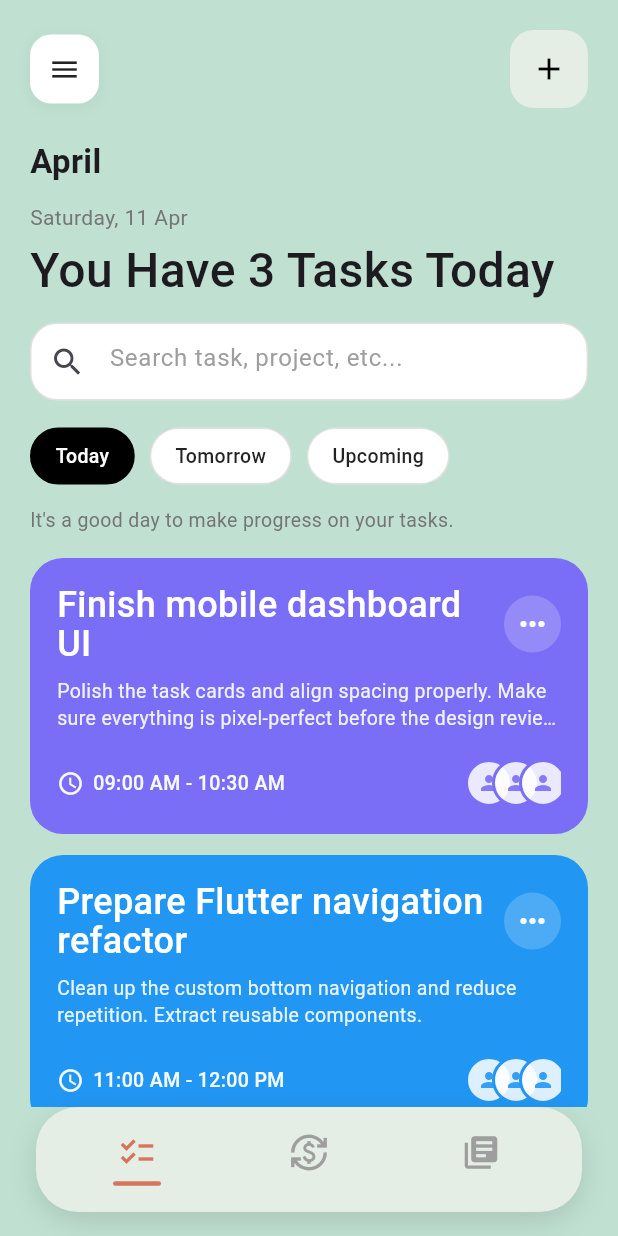
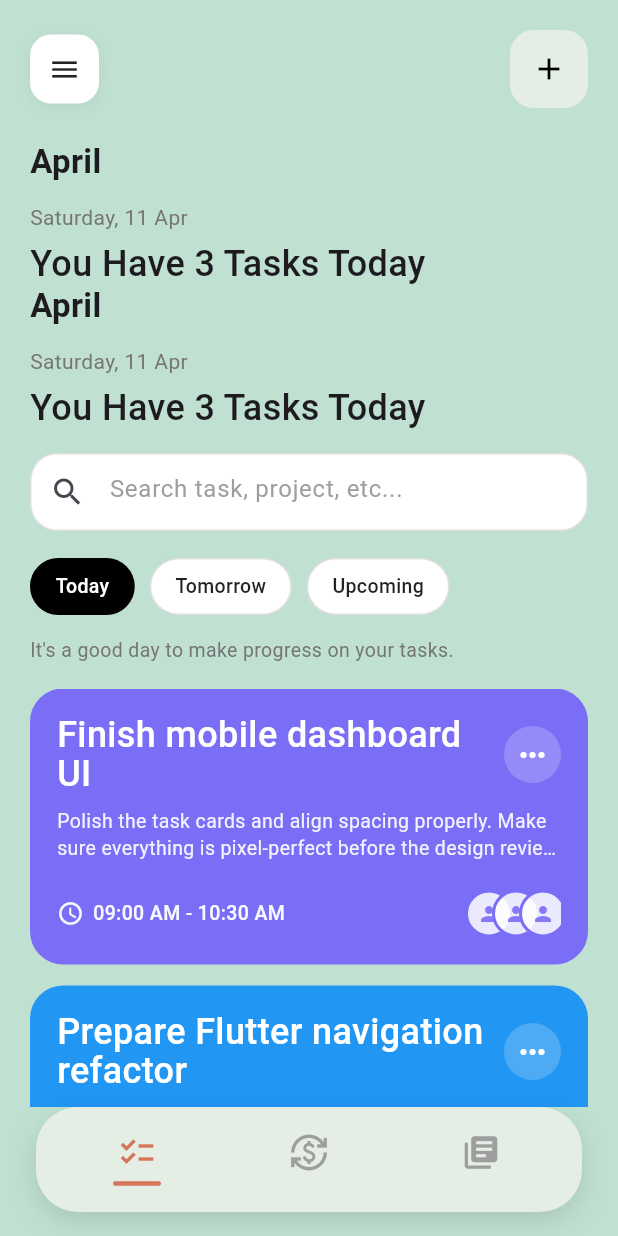
Before and after one commit to 10-menachi/stage_0_mobile, a Flutter app: the screen it shows after launch, on a phone screen of 412 x 824 dp. Run offline on Flutter 3.47's test engine with Material 3 defaults, Android fonts, the phone set to English and light mode, and no system bars.

Commit message:
Separate Widgets Further

```diff
--- a/lib/src/screens/todo_list_screen.dart
+++ b/lib/src/screens/todo_list_screen.dart
@@ -1,11 +1,12 @@
 import 'package:flutter/material.dart';
-import 'package:intl/intl.dart';
 import 'package:stage_0_mobile/src/theme.dart';
 import 'package:stage_0_mobile/src/utils/constants.dart';
 import 'package:stage_0_mobile/src/widgets/modals/todos/create_todo_modal/create_todo_modal.dart';
 import 'package:stage_0_mobile/src/widgets/modals/todos/task_detail_modal/task_detail_modal.dart';
+import 'package:stage_0_mobile/src/widgets/navigation/app_bar/custom_app_bar.dart';
 import 'package:stage_0_mobile/src/widgets/navigation/custom_drawer/custom_drawer.dart';
-import 'package:stage_0_mobile/src/widgets/todos/todo_card.dart';
+import 'package:stage_0_mobile/src/widgets/todos/task_list.dart';
+import 'package:stage_0_mobile/src/widgets/todos/todos_page_header.dart';
 
 class TodoListScreen extends StatefulWidget {
   const TodoListScreen({super.key});
@@ -44,12 +45,12 @@ class _TodoListScreenState extends State<TodoListScreen> {
     );
   }
 
+  void _updateFilterIndex(int index) {
+    setState(() => selectedFilterIndex = index);
+  }
+
   @override
   Widget build(BuildContext context) {
-    final String formattedDate = DateFormat(
-      'EEEE, d MMM',
-    ).format(DateTime.now());
-
     return Scaffold(
       key: _scaffoldKey,
       backgroundColor: AppColors.backgroundColor,
@@ -61,147 +62,18 @@ class _TodoListScreenState extends State<TodoListScreen> {
           child: Column(
             crossAxisAlignment: CrossAxisAlignment.start,
             children: [
-              // ── Top bar ──
-              Row(
-                children: [
-                  GestureDetector(
-                    onTap: () => _scaffoldKey.currentState?.openDrawer(),
-                    child: Container(
-                      height: 46,
-                      width: 46,
-                      decoration: BoxDecoration(
-                        color: Colors.white,
-                        borderRadius: BorderRadius.circular(14),
-                        boxShadow: [
-                          BoxShadow(
-                            color: Colors.black.withOpacity(0.06),
-                            blurRadius: 8,
-                            offset: const Offset(0, 2),
-                          ),
-                        ],
-                      ),
-                      child: const Icon(Icons.menu, size: 22),
-                    ),
-                  ),
-                  const Spacer(),
-                  IconButton(
-                    onPressed: _openCreateTodoModal,
-                    icon: const Icon(Icons.add),
-                    style: IconButton.styleFrom(
-                      backgroundColor: AppColors.tertiaryColor,
-                      foregroundColor: Colors.black,
-                      padding: const EdgeInsets.all(14),
-                      shape: RoundedRectangleBorder(
-                        borderRadius: BorderRadius.circular(16),
-                      ),
-                    ),
-                  ),
-                ],
+              CustomAppBar(
+                scaffoldKey: _scaffoldKey,
+                openCreateTodoModal: _openCreateTodoModal,
               ),
               const SizedBox(height: 20),
-              Text(
-                DateFormat('MMMM').format(DateTime.now()),
-                style: const TextStyle(
-                  fontSize: 22,
-                  fontWeight: FontWeight.w600,
-                ),
-              ),
-              const SizedBox(height: 12),
-              Text(
-                formattedDate,
-                style: TextStyle(fontSize: 14, color: Colors.grey.shade600),
-              ),
-              const SizedBox(height: 8),
-              Text(
-                'You Have ${todos.length} Tasks Today',
-                style: const TextStyle(
-                  fontSize: 32,
-                  height: 1.05,
-                  fontWeight: FontWeight.w500,
-                ),
-              ),
-              const SizedBox(height: 18),
-              // ── Search ──
-              Container(
-                height: 52,
-                decoration: BoxDecoration(
-                  color: Colors.white,
-                  borderRadius: BorderRadius.circular(18),
-                  border: Border.all(color: Colors.black12),
-                ),
-                child: TextField(
-                  decoration: InputDecoration(
-                    hintText: 'Search task, project, etc...',
-                    hintStyle: TextStyle(color: Colors.grey.shade500),
-                    prefixIcon: const Icon(Icons.search),
-                    border: InputBorder.none,
-                    contentPadding: const EdgeInsets.symmetric(vertical: 15),
-                  ),
-                ),
-              ),
-              const SizedBox(height: 18),
-              // ── Filter chips ──
-              SizedBox(
-                height: 38,
-                child: ListView.separated(
-                  scrollDirection: Axis.horizontal,
-                  itemCount: _filters.length,
-                  separatorBuilder: (_, __) => const SizedBox(width: 10),
-                  itemBuilder: (context, index) {
-                    final bool isSelected = selectedFilterIndex == index;
-                    return GestureDetector(
-                      onTap: () => setState(() => selectedFilterIndex = index),
-                      child: AnimatedContainer(
-                        duration: const Duration(milliseconds: 180),
-                        padding: const EdgeInsets.symmetric(horizontal: 16),
-                        decoration: BoxDecoration(
-                          color: isSelected ? Colors.black : Colors.white,
-                          borderRadius: BorderRadius.circular(20),
-                          border: Border.all(
-                            color: isSelected ? Colors.black : Colors.black12,
-                          ),
-                        ),
-                        alignment: Alignment.center,
-                        child: Text(
-                          _filters[index],
-                          style: TextStyle(
-                            fontSize: 13,
-                            fontWeight: FontWeight.w500,
-                            color: isSelected ? Colors.white : Colors.black87,
-                          ),
-                        ),
-                      ),
-                    );
-                  },
-                ),
-              ),
-              const SizedBox(height: 14),
-              Text(
-                "It's a good day to make progress on your tasks.",
-                style: TextStyle(fontSize: 13, color: Colors.grey.shade600),
+              TodosPageHeader(
+                filters: _filters,
+                selectedFilterIndex: selectedFilterIndex,
+                updateFilterIndex: _updateFilterIndex,
               ),
               const SizedBox(height: 16),
-              // ── Task list ──
-              Expanded(
-                child: ListView.separated(
-                  padding: const EdgeInsets.only(bottom: 120),
-                  itemCount: todos.length,
-                  separatorBuilder: (_, __) => const SizedBox(height: 14),
-                  itemBuilder: (context, index) {
-                    final todo = todos[index];
-                    return GestureDetector(
-                      onTap: () => _openTaskDetail(todo, index),
-                      child: TodoCard(
-                        title: todo['title'] as String,
-                        description: todo['description'] as String,
-                        time: '${todo['startTime']} - ${todo['endTime']}',
-                        color: todo['priorityColor'] as Color,
-                        isDone: todo['done'] as bool,
-                      ),
-                    );
-                  },
-                ),
-              ),
+              TaskList(openTaskDetail: _openTaskDetail),
             ],
           ),
         ),
--- /dev/null
+++ b/lib/src/widgets/navigation/app_bar/custom_app_bar.dart
@@ -0,0 +1,57 @@
+import 'package:flutter/material.dart';
+import 'package:stage_0_mobile/src/theme.dart';
+
+class CustomAppBar extends StatefulWidget {
+  final GlobalKey<ScaffoldState> scaffoldKey;
+  final VoidCallback openCreateTodoModal;
+  const CustomAppBar({
+    super.key,
+    required this.scaffoldKey,
+    required this.openCreateTodoModal,
+  });
+
+  @override
+  State<CustomAppBar> createState() => _CustomAppBarState();
+}
+
+class _CustomAppBarState extends State<CustomAppBar> {
+  @override
+  Widget build(BuildContext context) {
+    return Row(
+      children: [
+        GestureDetector(
+          onTap: () => widget.scaffoldKey.currentState?.openDrawer(),
+          child: Container(
+            height: 46,
+            width: 46,
+            decoration: BoxDecoration(
+              color: Colors.white,
+              borderRadius: BorderRadius.circular(14),
+              boxShadow: [
+                BoxShadow(
+                  color: Colors.black.withOpacity(0.06),
+                  blurRadius: 8,
+                  offset: const Offset(0, 2),
+                ),
+              ],
+            ),
+            child: const Icon(Icons.menu, size: 22),
+          ),
+        ),
+        const Spacer(),
+        IconButton(
+          onPressed: widget.openCreateTodoModal,
+          icon: const Icon(Icons.add),
+          style: IconButton.styleFrom(
+            backgroundColor: AppColors.tertiaryColor,
+            foregroundColor: Colors.black,
+            padding: const EdgeInsets.all(14),
+            shape: RoundedRectangleBorder(
+              borderRadius: BorderRadius.circular(16),
+            ),
+          ),
+        ),
+      ],
+    );
+  }
+}
--- /dev/null
+++ b/lib/src/widgets/todos/task_list.dart
@@ -0,0 +1,33 @@
+import 'package:flutter/material.dart';
+import 'package:stage_0_mobile/src/utils/constants.dart';
+import 'package:stage_0_mobile/src/widgets/todos/todo_card.dart';
+
+class TaskList extends StatelessWidget {
+  final void Function(Map<String, dynamic> todo, int index) openTaskDetail;
+
+  const TaskList({super.key, required this.openTaskDetail});
+
+  @override
+  Widget build(BuildContext context) {
+    return Expanded(
+      child: ListView.separated(
+        padding: const EdgeInsets.only(bottom: 120),
+        itemCount: todos.length,
+        separatorBuilder: (_, __) => const SizedBox(height: 14),
+        itemBuilder: (context, index) {
+          final todo = todos[index];
+          return GestureDetector(
+            onTap: () => openTaskDetail(todo, index),
+            child: TodoCard(
+              title: todo['title'] as String,
+              description: todo['description'] as String,
+              time: '${todo['startTime']} - ${todo['endTime']}',
+              color: todo['priorityColor'] as Color,
+              isDone: todo['done'] as bool,
+            ),
+          );
+        },
+      ),
+    );
+  }
+}
--- a/lib/src/widgets/todos/todo_card.dart
+++ b/lib/src/widgets/todos/todo_card.dart
@@ -8,6 +8,7 @@ class TodoCard extends StatelessWidget {
   final bool isDone;
 
   const TodoCard({
+    super.key,
     required this.title,
     required this.description,
     required this.time,
--- /dev/null
+++ b/lib/src/widgets/todos/todos_page_header.dart
@@ -0,0 +1,128 @@
+import 'package:flutter/material.dart';
+import 'package:intl/intl.dart';
+import 'package:stage_0_mobile/src/utils/constants.dart';
+
+class TodosPageHeader extends StatefulWidget {
+  final int selectedFilterIndex;
+  final List<String> filters;
+  final void Function(int index) updateFilterIndex;
+
+  const TodosPageHeader({
+    super.key,
+    required this.selectedFilterIndex,
+    required this.filters,
+    required this.updateFilterIndex,
+  });
+
+  @override
+  State<TodosPageHeader> createState() => _TodosPageHeaderState();
+}
+
+class _TodosPageHeaderState extends State<TodosPageHeader> {
+  final String formattedDate = DateFormat('EEEE, d MMM').format(DateTime.now());
+
+  @override
+  Widget build(BuildContext context) {
+    return Column(
+      crossAxisAlignment: CrossAxisAlignment.start,
+      children: [
+        Text(
+          DateFormat('MMMM').format(DateTime.now()),
+          style: const TextStyle(fontSize: 22, fontWeight: FontWeight.w600),
+        ),
+        const SizedBox(height: 12),
+        Text(
+          formattedDate,
+          style: TextStyle(fontSize: 14, color: Colors.grey.shade600),
+        ),
+        const SizedBox(height: 8),
+        Text(
+          'You Have ${todos.length} Tasks Today',
+          style: const TextStyle(
+            fontSize: 24,
+            height: 1.05,
+            fontWeight: FontWeight.w500,
+          ),
+        ),
+        Text(
+          DateFormat('MMMM').format(DateTime.now()),
+          style: const TextStyle(fontSize: 22, fontWeight: FontWeight.w600),
+        ),
+        const SizedBox(height: 12),
+        Text(
+          formattedDate,
+          style: TextStyle(fontSize: 14, color: Colors.grey.shade600),
+        ),
+        const SizedBox(height: 8),
+        Text(
+          'You Have ${todos.length} Tasks Today',
+          style: const TextStyle(
+            fontSize: 24,
+            height: 1.05,
+            fontWeight: FontWeight.w500,
+          ),
+        ),
+        const SizedBox(height: 18),
+        // ── Search ──
+        Container(
+          height: 52,
+          decoration: BoxDecoration(
+            color: Colors.white,
+            borderRadius: BorderRadius.circular(18),
+            border: Border.all(color: Colors.black12),
+          ),
+          child: TextField(
+            decoration: InputDecoration(
+              hintText: 'Search task, project, etc...',
+              hintStyle: TextStyle(color: Colors.grey.shade500),
+              prefixIcon: const Icon(Icons.search),
+              border: InputBorder.none,
+              contentPadding: const EdgeInsets.symmetric(vertical: 15),
+            ),
+          ),
+        ),
+        const SizedBox(height: 18),
+        // ── Filter chips ──
+        SizedBox(
+          height: 38,
+          child: ListView.separated(
+            scrollDirection: Axis.horizontal,
+            itemCount: widget.filters.length,
+            separatorBuilder: (_, __) => const SizedBox(width: 10),
+            itemBuilder: (context, index) {
+              final bool isSelected = widget.selectedFilterIndex == index;
+              return GestureDetector(
+                onTap: () => widget.updateFilterIndex(index),
+                child: AnimatedContainer(
+                  duration: const Duration(milliseconds: 180),
+                  padding: const EdgeInsets.symmetric(horizontal: 16),
+                  decoration: BoxDecoration(
+                    color: isSelected ? Colors.black : Colors.white,
+                    borderRadius: BorderRadius.circular(20),
+                    border: Border.all(
+                      color: isSelected ? Colors.black : Colors.black12,
+                    ),
+                  ),
+                  alignment: Alignment.center,
+                  child: Text(
+                    widget.filters[index],
+                    style: TextStyle(
+                      fontSize: 13,
+                      fontWeight: FontWeight.w500,
+                      color: isSelected ? Colors.white : Colors.black87,
+                    ),
+                  ),
+                ),
+              );
+            },
+          ),
+        ),
+        const SizedBox(height: 14),
+        Text(
+          "It's a good day to make progress on your tasks.",
+          style: TextStyle(fontSize: 13, color: Colors.grey.shade600),
+        ),
+      ],
+    );
+  }
+}
```
Also changed, not shown: lib/src/widgets/todo_list/todo_card.dart (deleted).
